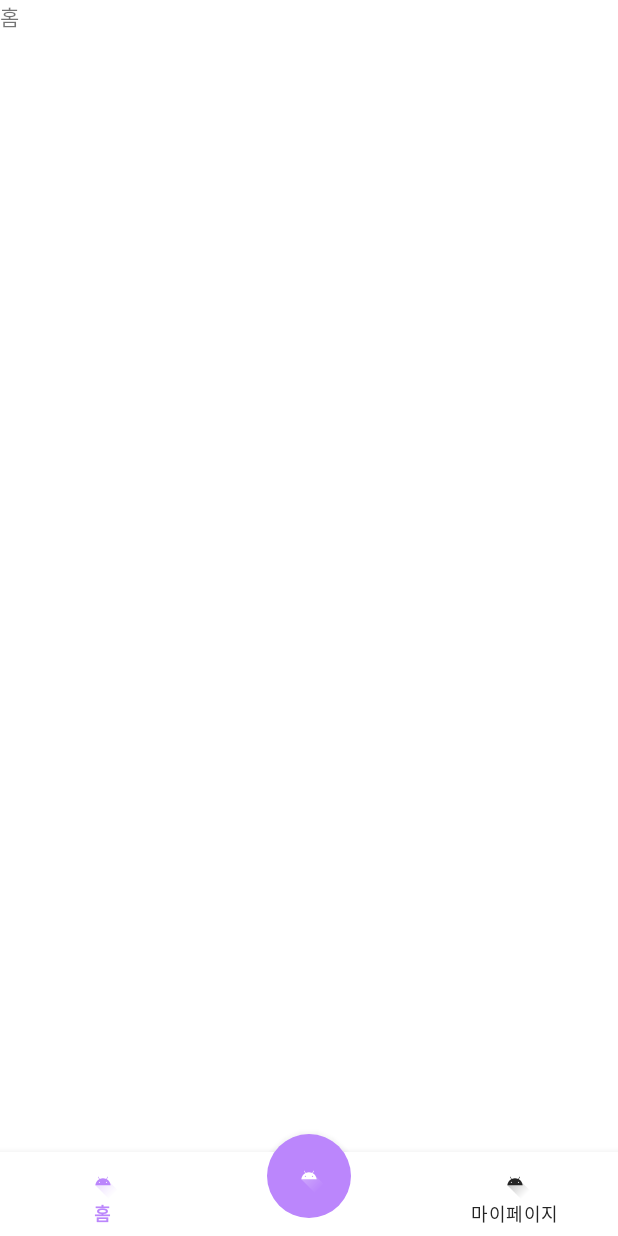
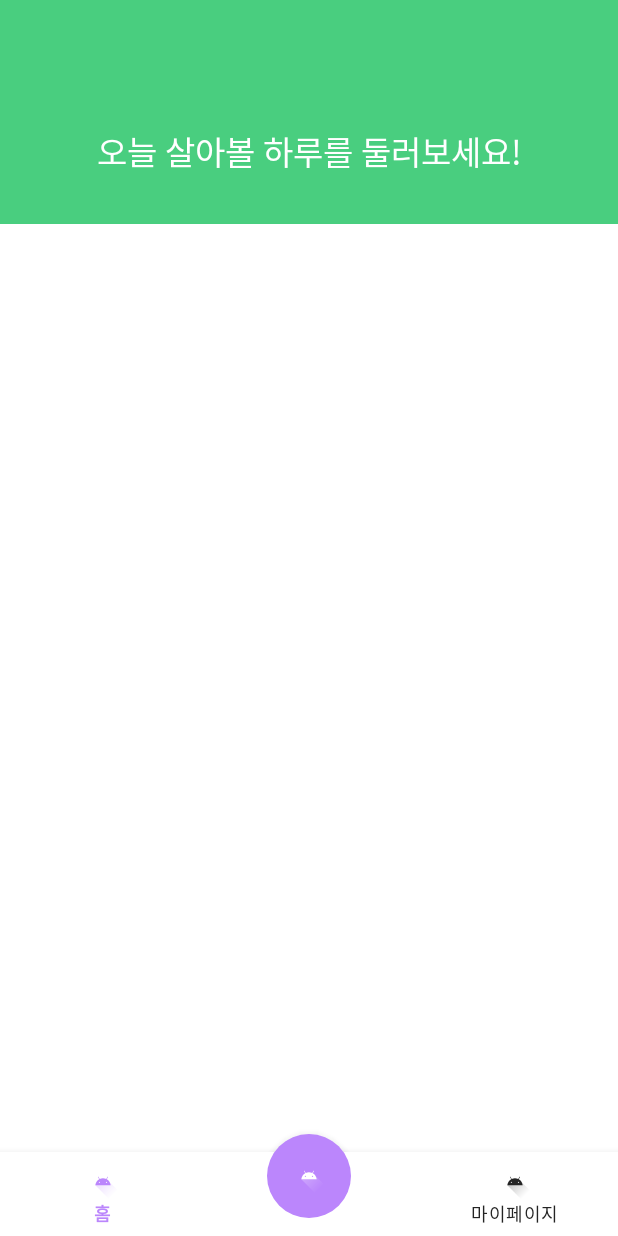
Before and after one commit to SOPKATHON-FIVE/FIVE-ANDROID, an Android app: the fragment HomeFragment placed in its activity, on a phone screen of 412 x 824 dp. Run offline under Robolectric (Android 15) with nearby library versions, the phone set to English and light mode, and no system bars; our stand-ins replace data binding.

Commit message:
[FEAT] #6 - fragment_home 구현

```diff
--- /dev/null
+++ b/app/src/main/java/org/sopt/sopkathon5/andorid/ui/home/DailyAdapter.kt
@@ -0,0 +1,4 @@
+package org.sopt.sopkathon5.andorid.ui.home
+
+class DailyAdapter {
+}
--- a/app/src/main/res/layout/fragment_home.xml
+++ b/app/src/main/res/layout/fragment_home.xml
@@ -1,6 +1,7 @@
 <?xml version="1.0" encoding="utf-8"?>
 <layout xmlns:android="http://schemas.android.com/apk/res/android"
-    xmlns:tools="http://schemas.android.com/tools">
+    xmlns:tools="http://schemas.android.com/tools"
+    xmlns:app="http://schemas.android.com/apk/res-auto">
 
     <data>
 
@@ -11,10 +12,41 @@
         android:layout_height="match_parent"
         tools:context=".ui.home.HomeFragment">
 
-        <TextView
+        <androidx.constraintlayout.widget.ConstraintLayout
+            android:id="@+id/cl_top"
             android:layout_width="match_parent"
-            android:layout_height="match_parent"
-            android:text="홈" />
+            android:layout_height="wrap_content"
+            android:background="@color/green"
+            app:layout_constraintTop_toTopOf="parent"
+            tools:layout_editor_absoluteX="0dp">
+
+            <TextView
+                android:layout_width="0dp"
+                android:layout_height="wrap_content"
+                android:layout_marginTop="84dp"
+                android:layout_marginBottom="32dp"
+                android:text="오늘 살아볼 하루를 둘러보세요!"
+                android:textAlignment="center"
+                android:textColor="@color/white"
+                android:textFontWeight="700"
+                android:textSize="22sp"
+                app:layout_constraintBottom_toBottomOf="@+id/cl_top"
+                app:layout_constraintEnd_toEndOf="parent"
+                app:layout_constraintStart_toStartOf="parent"
+                app:layout_constraintTop_toTopOf="parent" />
+        </androidx.constraintlayout.widget.ConstraintLayout>
+
+        <androidx.recyclerview.widget.RecyclerView
+            android:id="@+id/rv_daily"
+            android:layout_width="match_parent"
+            android:layout_height="0dp"
+            android:layout_marginTop="20dp"
+            android:layout_marginStart="32dp"
+            android:layout_marginEnd="32dp"
+            app:layout_constraintTop_toBottomOf="@+id/cl_top"
+            app:layout_constraintBottom_toBottomOf="parent"
+            app:layoutManager="androidx.recyclerview.widget.LinearLayoutManager"
+            android:orientation="horizontal"/>
 
     </androidx.constraintlayout.widget.ConstraintLayout>
 </layout>
--- a/app/src/main/res/values/colors.xml
+++ b/app/src/main/res/values/colors.xml
@@ -10,4 +10,5 @@
     <color name="green">#49CE7F</color>
     <color name="bg">#E9E9E9</color>
     <color name="gray">#E6E6E6</color>
+    <color name="mediumGrey">#ABA6A1</color>
 </resources>
```
Also changed, not shown: app/src/main/res/drawable/ic_icon.xml (added, +14 -0 lines), app/src/main/res/drawable/ic_mini_check.xml (added, +10 -0 lines), app/src/main/res/drawable/shape_rectangle.xml (added, +9 -0 lines), app/src/main/res/layout/activity_detail.xml (deleted, +0 -16 lines), app/src/main/res/layout/item_daily_list.xml (added, +69 -0 lines), app/src/main/res/layout/item_todo_list.xml (added, +34 -0 lines).
